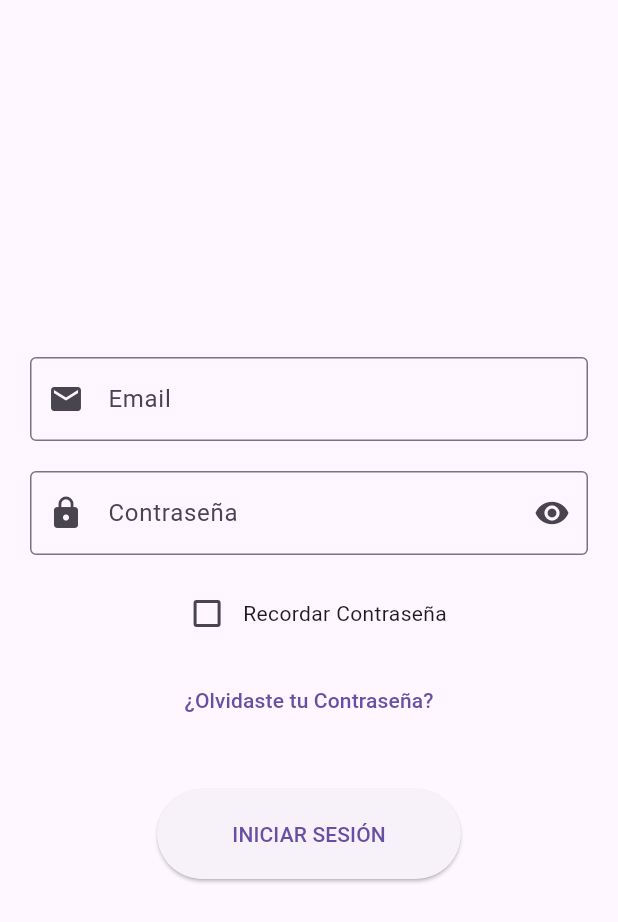
After one commit to Brashan7u7/ConsultorioApp, a Flutter app: the Login screen opened by its route, on a phone screen of 412 x 824 dp. The commit adds this screen. Shown: the top 922 px of the screen. Run offline on Flutter 3.47's test engine with Material 3 defaults, Android fonts, the phone set to English and light mode, and no system bars; our stand-ins replace syncfusion_flutter_calendar.

Commit message:
Implementación de login y solo pagina de registrar

```diff
--- a/lib/components/sidebart.dart
+++ b/lib/components/sidebart.dart
@@ -10,9 +10,10 @@ class Sidebar extends StatelessWidget {
           // logo
           DrawerHeader(
             child: Image.asset('lib/images/usuario.png'),
+            padding: EdgeInsets.symmetric(horizontal: 80),
           ),
           const Padding(
-            padding: EdgeInsets.symmetric(horizontal: 25.0),
+            padding: EdgeInsets.symmetric(horizontal: 50.0),
             child: Divider(
               color: Colors.red,
             ),
@@ -28,6 +29,7 @@ class Sidebar extends StatelessWidget {
               title: Text(
                 'Citas de hoy',
               ),
+
             ),
           ),
 
--- a/lib/main.dart
+++ b/lib/main.dart
@@ -1,8 +1,11 @@
 import 'package:calendario_manik/pages/home_page.dart';
 import 'package:calendario_manik/pages/calendar_page.dart';
+import 'package:calendario_manik/pages/login_page.dart';
 import 'package:calendario_manik/pages/patients_page.dart';
 import 'package:calendario_manik/pages/add_page.dart';
 import 'package:flutter/material.dart';
+import 'package:calendario_manik/pages/createAccount_page.dart';
+
 
 void main() {
   runApp(const MyApp());
@@ -20,6 +23,8 @@ class MyApp extends StatelessWidget {
           '/calendary': (context) => Calendar(),
           '/patients': (context) => Patients(),
           '/add': (context) => Add(),
+          '/login': (context) => Login(),
+          '/createaccount': (context) => CreateP()
         });
   }
 }
--- /dev/null
+++ b/lib/pages/login_page.dart
@@ -0,0 +1,103 @@
+import 'package:flutter/material.dart';
+
+class Login extends StatefulWidget {
+  const Login({Key? key}) : super(key: key);
+
+  @override
+  _LoginState createState() => _LoginState();
+}
+
+class _LoginState extends State<Login> {
+  bool _obscureText = true;
+  bool _recordarContrasena = false;
+
+  @override
+  Widget build(BuildContext context) {
+    return Scaffold(
+      body: Padding(
+        padding: EdgeInsets.all(20.0),
+        child: Center(
+          child: Column(
+            mainAxisAlignment: MainAxisAlignment.center,
+            children: [
+              TextField(
+                decoration: InputDecoration(
+                  labelText: 'Email',
+                  border: OutlineInputBorder(),
+                  prefixIcon: Icon(Icons.email),
+                ),
+                keyboardType: TextInputType.emailAddress,
+                onChanged: (value) {},
+              ),
+              SizedBox(height: 20),
+
+              TextField(
+                decoration: InputDecoration(
+                  labelText: 'Contraseña',
+                  border: OutlineInputBorder(),
+                  prefixIcon: Icon(Icons.lock),
+                  suffixIcon: IconButton(
+                    icon: Icon(
+                      _obscureText ? Icons.visibility : Icons.visibility_off,
+                    ),
+                    onPressed: () {
+                      setState(() {
+                        _obscureText = !_obscureText;
+                      });
+                    },
+                  ),
+                ),
+                obscureText: _obscureText,
+                onChanged: (value) {},
+              ),
+              SizedBox(height: 10),
+
+
+              Container(
+                margin: EdgeInsets.symmetric(vertical: 5),
+                child: Row(
+                  mainAxisAlignment: MainAxisAlignment.center,
+                  children: [
+                    Checkbox(
+                      value: _recordarContrasena,
+                      onChanged: (value) {
+                        setState(() {
+                          _recordarContrasena = value!;
+                        });
+                      },
+                    ),
+                    Text('Recordar Contraseña'),
+                  ],
+                ),
+              ),
+
+
+              Container(
+                margin: EdgeInsets.symmetric(vertical: 5),
+                child: TextButton(
+                  onPressed: () {
+
+                  },
+                  child: Text('¿Olvidaste tu Contraseña?'),
+                ),
+              ),
+
+              SizedBox(height: 30),
+
+
+              ElevatedButton(
+                style: ElevatedButton.styleFrom(
+                  padding: EdgeInsets.symmetric(horizontal: 50, vertical: 20),
+                ),
+                onPressed: () {
+
+                },
+                child: Text('INICIAR SESIÓN'),
+              ),
+            ],
+          ),
+        ),
+      ),
+    );
+  }
+}
```
Also changed, not shown: lib/components/bottom_nav_bar.dart (+13 -1 lines), lib/pages/createAccount_page.dart (added, +56 -0 lines), lib/pages/todayAppointments_page.dart (added, +28 -0 lines), lib/images/usuario2.png (added).
